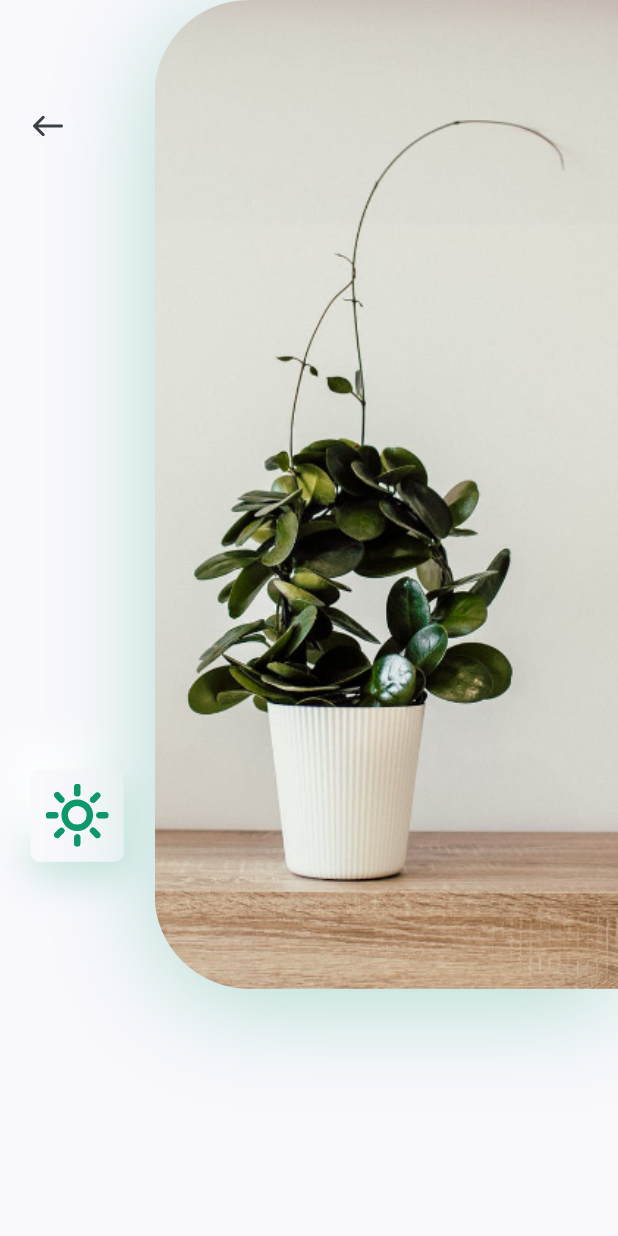
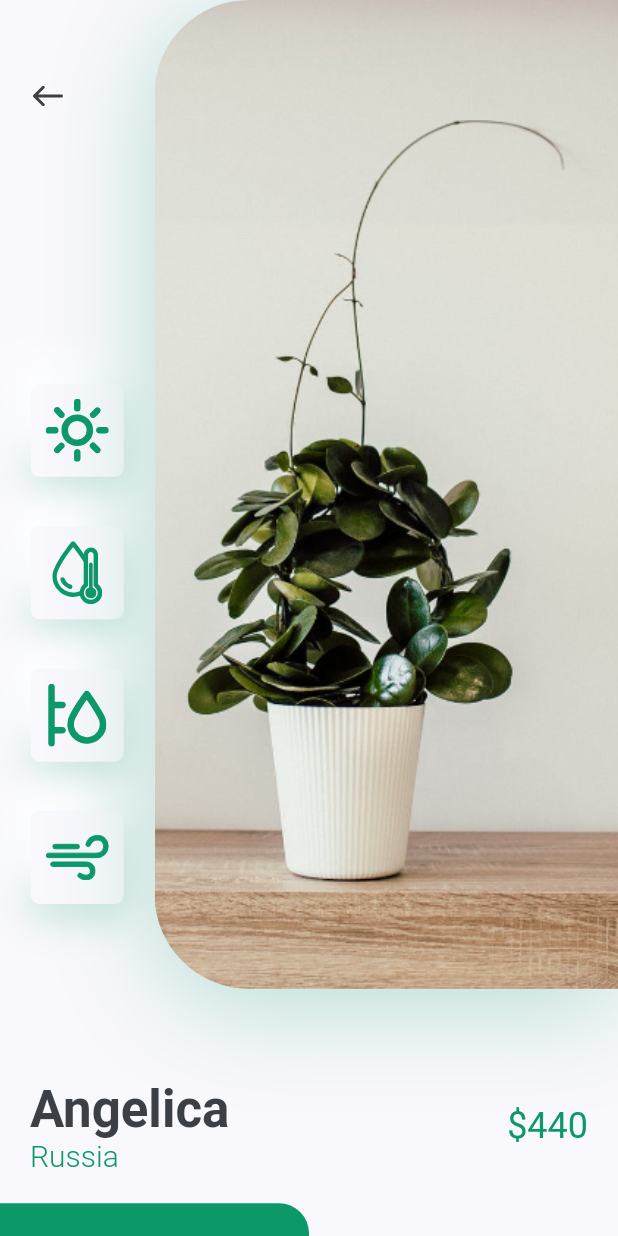
Before and after one commit to fabiovalinhos/PlantApp, a Flutter app: the DetailsScreen screen opened directly, on a phone screen of 412 x 824 dp. Run offline on Flutter 3.47's test engine with Material 2 defaults, Android fonts, the phone set to English and light mode, and no system bars; our stand-ins replace flutter_svg.

Commit message:
Finishing project, detail screen

```diff
--- a/lib/screens/details/components/body.dart
+++ b/lib/screens/details/components/body.dart
@@ -1,89 +1,57 @@
 import 'package:flutter/material.dart';
-import 'package:flutter_svg/flutter_svg.dart';
 import 'package:plantUiTestFlutter/constants.dart';
+import 'package:plantUiTestFlutter/screens/details/components/image_and_icons.dart';
+import 'package:plantUiTestFlutter/screens/details/components/title_and_price.dart';
 
 class Body extends StatelessWidget {
   @override
   Widget build(BuildContext context) {
     Size size = MediaQuery.of(context).size;
-    return Column(
-      children: <Widget>[
-        SizedBox(
-          height: size.height * 0.8,
-          child: Row(
-            children: <Widget>[
-              Expanded(
-                child: Padding(
-                  padding: const EdgeInsets.symmetric(
-                    vertical: kDefaultPadding * 3,
-                  ),
+    return SingleChildScrollView(
       child: Column(
         children: <Widget>[
-                      Align(
-                        alignment: Alignment.topLeft,
-                        child: IconButton(
-                            padding: EdgeInsets.symmetric(
-                                horizontal: kDefaultPadding),
-                            icon:
-                                SvgPicture.asset("assets/icons/back_arrow.svg"),
-                            onPressed: () {
-                              Navigator.pop(context);
-                            }),
+          ImageAndIcons(size: size),
+          TitleAndPrice(
+            title: 'Angelica',
+            country: 'Russia',
+            price: 440,
           ),
-                      Spacer(),
-                      Container(
-                        height: 62,
-                        width: 62,
-                        decoration: BoxDecoration(
-                          color: kBackgroundColor,
-                          borderRadius: BorderRadius.circular(6),
-                          boxShadow: [
-                            BoxShadow(
-                              offset: Offset(0, 10),
-                              blurRadius: 22,
-                              color: kPrimaryColor.withOpacity(0.22),
+          SizedBox(
+            height: kDefaultPadding,
           ),
-                            BoxShadow(
-                              offset: Offset(-15, -15),
-                              blurRadius: 22,
+          Row(
+            children: [
+              SizedBox(
+                width: size.width * 0.5,
+                height: 84,
+                child: FlatButton(
+                  color: kPrimaryColor,
+                  shape: RoundedRectangleBorder(
+                      borderRadius:
+                          BorderRadius.only(topRight: Radius.circular(20))),
+                  onPressed: () {},
+                  child: Text(
+                    "Buy Now",
+                    style: TextStyle(
                       color: Colors.white,
-                            )
-                          ],
-                        ),
-                        child: SvgPicture.asset('assets/icons/sun.svg'),
-                        padding: EdgeInsets.all(kDefaultPadding / 2),
-                        margin:
-                            EdgeInsets.symmetric(vertical: size.height * 0.03),
-                      ),
-                    ],
+                      fontSize: 16,
                     ),
                   ),
                 ),
-              Container(
-                height: 0.8 * size.height,
-                width: 0.75 * size.width,
-                decoration: BoxDecoration(
-                  borderRadius: BorderRadius.only(
-                    topLeft: Radius.circular(63),
-                    bottomLeft: Radius.circular(63),
               ),
-                  boxShadow: [
-                    BoxShadow(
-                        offset: Offset(0, 10),
-                        blurRadius: 60,
-                        color: kPrimaryColor.withOpacity(0.29))
-                  ],
-                  image: DecorationImage(
-                    alignment: Alignment.centerLeft,
-                    fit: BoxFit.cover,
-                    image: AssetImage("assets/images/img.png"),
+              Expanded(
+                child: FlatButton(
+                  onPressed: () {},
+                  child: Text(
+                    "Description",
+                    style: TextStyle(color: kTextColor),
                   ),
                 ),
               ),
             ],
           ),
+        ],
       ),
-      ],
     );
   }
 }
--- /dev/null
+++ b/lib/screens/details/components/icon_card.dart
@@ -0,0 +1,41 @@
+import 'package:flutter/material.dart';
+import 'package:flutter_svg/flutter_svg.dart';
+
+import '../../../constants.dart';
+
+class IconCard extends StatelessWidget {
+  const IconCard({
+    Key key,
+    this.icon,
+  }) : super(key: key);
+
+  final String icon;
+
+  @override
+  Widget build(BuildContext context) {
+    Size size = MediaQuery.of(context).size;
+    return Container(
+      padding: EdgeInsets.all(kDefaultPadding / 2),
+      margin: EdgeInsets.symmetric(vertical: size.height * 0.02),
+      height: 62,
+      width: 62,
+      decoration: BoxDecoration(
+        color: kBackgroundColor,
+        borderRadius: BorderRadius.circular(6),
+        boxShadow: [
+          BoxShadow(
+            offset: Offset(0, 10),
+            blurRadius: 22,
+            color: kPrimaryColor.withOpacity(0.22),
+          ),
+          BoxShadow(
+            offset: Offset(-15, -15),
+            blurRadius: 22,
+            color: Colors.white,
+          )
+        ],
+      ),
+      child: SvgPicture.asset(icon),
+    );
+  }
+}
--- /dev/null
+++ b/lib/screens/details/components/image_and_icons.dart
@@ -0,0 +1,75 @@
+import 'package:flutter/material.dart';
+import 'package:flutter_svg/flutter_svg.dart';
+import 'package:plantUiTestFlutter/screens/details/components/icon_card.dart';
+
+import '../../../constants.dart';
+
+class ImageAndIcons extends StatelessWidget {
+  const ImageAndIcons({
+    Key key,
+    @required this.size,
+  }) : super(key: key);
+
+  final Size size;
+
+  @override
+  Widget build(BuildContext context) {
+    return Padding(
+      padding: const EdgeInsets.only(bottom: kDefaultPadding * 3),
+      child: SizedBox(
+        height: size.height * 0.8,
+        child: Row(
+          children: <Widget>[
+            Expanded(
+              child: Padding(
+                padding: const EdgeInsets.symmetric(
+                  vertical: kDefaultPadding * 2,
+                ),
+                child: Column(
+                  children: <Widget>[
+                    Align(
+                      alignment: Alignment.topLeft,
+                      child: IconButton(
+                          padding:
+                              EdgeInsets.symmetric(horizontal: kDefaultPadding),
+                          icon: SvgPicture.asset("assets/icons/back_arrow.svg"),
+                          onPressed: () {
+                            Navigator.pop(context);
+                          }),
+                    ),
+                    Spacer(),
+                    IconCard(icon: 'assets/icons/sun.svg'),
+                    IconCard(icon: 'assets/icons/icon_2.svg'),
+                    IconCard(icon: 'assets/icons/icon_3.svg'),
+                    IconCard(icon: 'assets/icons/icon_4.svg'),
+                  ],
+                ),
+              ),
+            ),
+            Container(
+              height: 0.8 * size.height,
+              width: 0.75 * size.width,
+              decoration: BoxDecoration(
+                borderRadius: BorderRadius.only(
+                  topLeft: Radius.circular(63),
+                  bottomLeft: Radius.circular(63),
+                ),
+                boxShadow: [
+                  BoxShadow(
+                      offset: Offset(0, 10),
+                      blurRadius: 60,
+                      color: kPrimaryColor.withOpacity(0.29))
+                ],
+                image: DecorationImage(
+                  alignment: Alignment.centerLeft,
+                  fit: BoxFit.cover,
+                  image: AssetImage("assets/images/img.png"),
+                ),
+              ),
+            ),
+          ],
+        ),
+      ),
+    );
+  }
+}
--- /dev/null
+++ b/lib/screens/details/components/title_and_price.dart
@@ -0,0 +1,54 @@
+import 'package:flutter/material.dart';
+
+import '../../../constants.dart';
+
+class TitleAndPrice extends StatelessWidget {
+  const TitleAndPrice({
+    Key key,
+    this.title,
+    this.country,
+    this.price,
+  }) : super(key: key);
+
+  final String title, country;
+  final int price;
+
+  @override
+  Widget build(BuildContext context) {
+    return Padding(
+      padding: const EdgeInsets.symmetric(horizontal: kDefaultPadding),
+      child: Row(
+        children: <Widget>[
+          RichText(
+            text: TextSpan(
+              children: [
+                TextSpan(
+                  text: '$title\n',
+                  style: Theme.of(context)
+                      .textTheme
+                      .headline4
+                      .copyWith(color: kTextColor, fontWeight: FontWeight.bold),
+                ),
+                TextSpan(
+                  text: country,
+                  style: TextStyle(
+                      fontSize: 20,
+                      color: kPrimaryColor,
+                      fontWeight: FontWeight.w300),
+                ),
+              ],
+            ),
+          ),
+          Spacer(),
+          Text(
+            '\$$price',
+            style: Theme.of(context)
+                .textTheme
+                .headline5
+                .copyWith(color: kPrimaryColor),
+          )
+        ],
+      ),
+    );
+  }
+}
```
Also changed, not shown: 1 other file. Lines whose indentation alone changed are shown as unchanged.
